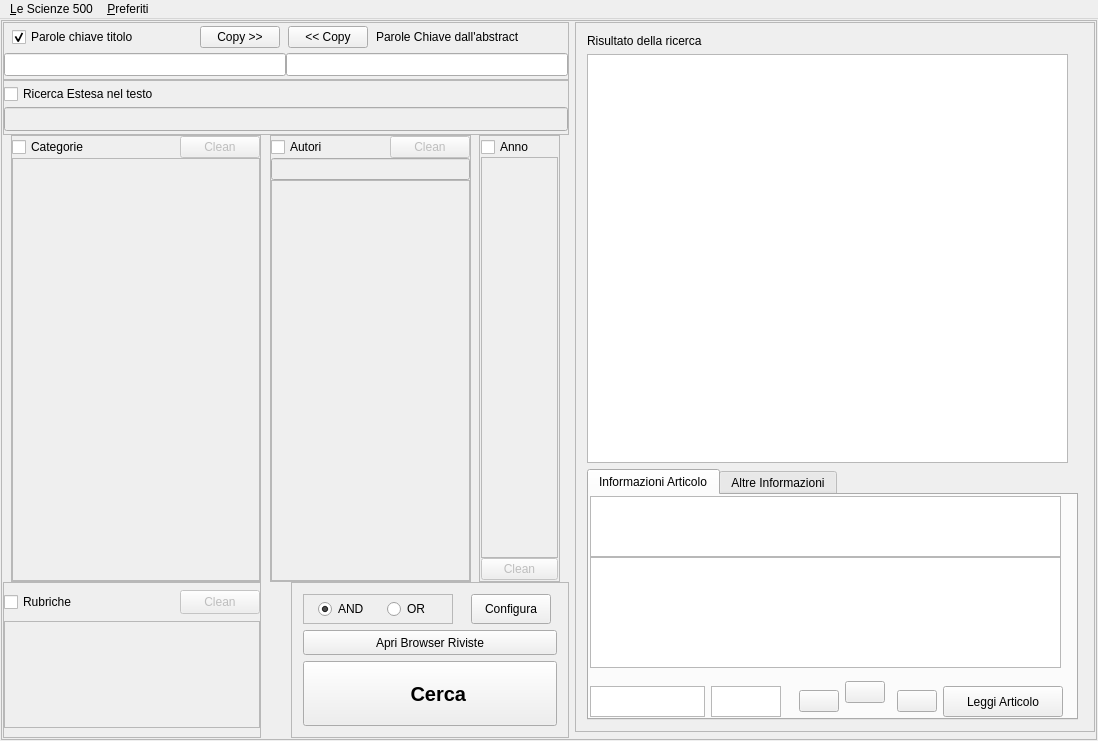
Above: lescienze500/src/lescienze500.ui from simon-r/LeScienze500 before the change. Below: the same form after it.
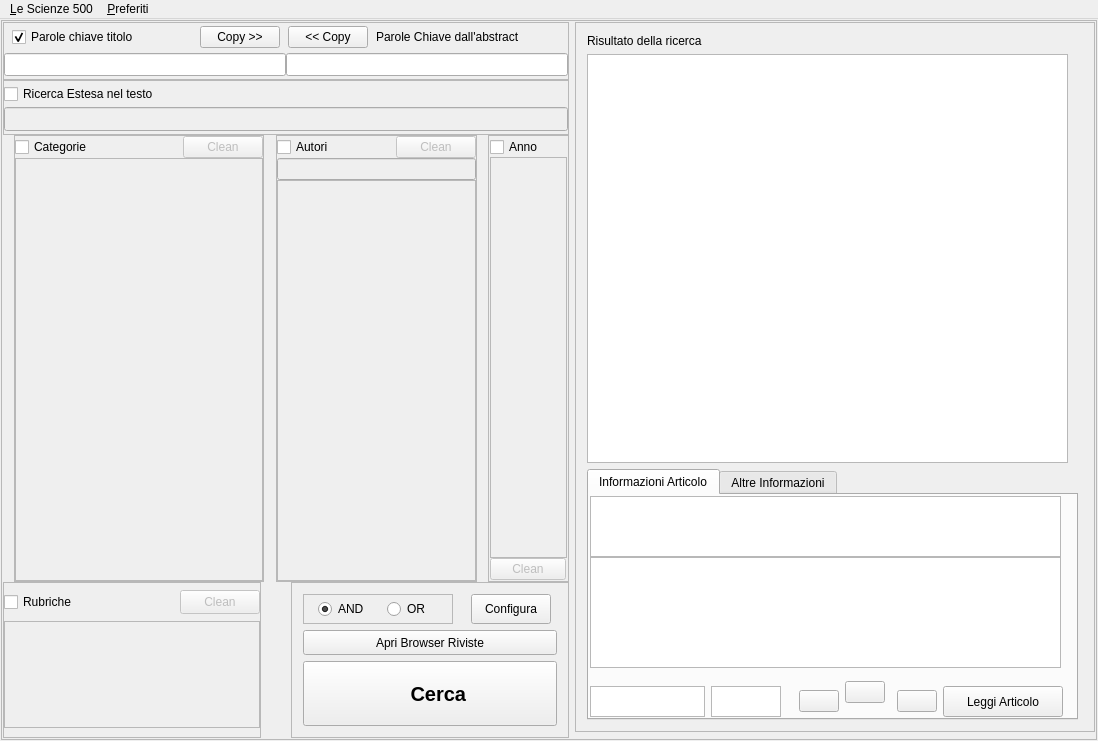
That is the form after the change. Icons and pictures are not drawn.

Diff of the .ui file:
```diff
--- a/lescienze500/src/lescienze500.ui
+++ b/lescienze500/src/lescienze500.ui
@@ -982,7 +982,7 @@
                    </property>
                   </widget>
                  </item>
-                 <item row="2" column="0" colspan="3">
+                 <item row="1" column="0" colspan="3">
                   <widget class="QLineEdit" name="FiltroAutori">
                    <property name="enabled">
                     <bool>false</bool>
@@ -1002,6 +1002,16 @@
                    </property>
                   </spacer>
                  </item>
+                 <item row="2" column="0" colspan="3">
+                  <widget class="QListWidget" name="ListaAutori">
+                   <property name="enabled">
+                    <bool>false</bool>
+                   </property>
+                   <property name="selectionMode">
+                    <enum>QAbstractItemView::MultiSelection</enum>
+                   </property>
+                  </widget>
+                 </item>
                  <item row="0" column="2">
                   <widget class="QPushButton" name="CleanAutori">
                    <property name="enabled">
@@ -1012,19 +1022,6 @@
                    </property>
                   </widget>
                  </item>
-                 <item row="3" column="0" colspan="3">
-                  <widget class="QListWidget" name="ListaAutori">
-                   <property name="enabled">
-                    <bool>false</bool>
-                   </property>
-                   <property name="selectionMode">
-                    <enum>QAbstractItemView::MultiSelection</enum>
-                   </property>
-                  </widget>
-                 </item>
-                 <item row="1" column="0">
-                  <layout class="QFormLayout" name="formLayout"/>
-                 </item>
                 </layout>
                </widget>
               </item>
@@ -1097,7 +1094,20 @@
                    </property>
                   </widget>
                  </item>
-                 <item row="4" column="0" colspan="2">
+                 <item row="3" column="2">
+                  <spacer name="horizontalSpacer_8">
+                   <property name="orientation">
+                    <enum>Qt::Horizontal</enum>
+                   </property>
+                   <property name="sizeHint" stdset="0">
+                    <size>
+                     <width>40</width>
+                     <height>20</height>
+                    </size>
+                   </property>
+                  </spacer>
+                 </item>
+                 <item row="4" column="0">
                   <widget class="QPushButton" name="CleanAnni">
                    <property name="enabled">
                     <bool>false</bool>
@@ -1110,19 +1120,6 @@
                 </layout>
                </widget>
               </item>
-              <item>
-               <spacer name="horizontalSpacer_8">
-                <property name="orientation">
-                 <enum>Qt::Horizontal</enum>
-                </property>
-                <property name="sizeHint" stdset="0">
-                 <size>
-                  <width>40</width>
-                  <height>20</height>
-                 </size>
-                </property>
-               </spacer>
-              </item>
              </layout>
             </widget>
            </item>
```
